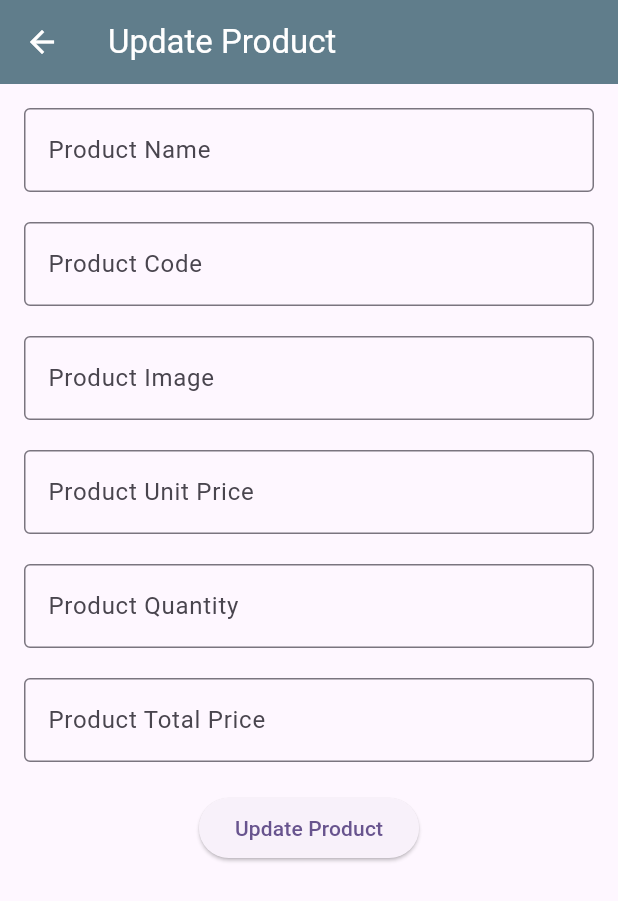
After one commit to mishad01/Flutter-State-Management-Provider-App, a Flutter app: the UpdateView screen opened directly, on a phone screen of 412 x 824 dp. The commit adds this screen. Shown: the top 901 px of the screen. Run offline on Flutter 3.47's test engine with Material 3 defaults, Android fonts, the phone set to English and light mode, and no system bars; our stand-ins replace carousel_slider, iconsax, sizer, sqflite; accounts and stored records are empty; network calls fail.

Commit message:
feat: Implement product add and delete functionality
This commit introduces the ability to add new products and delete existing ones. It also includes UI updates and new utility classes.

- **View Models:**
    - `AddProductViewModel`: Manages the state for adding products.
        - `addProduct(ProductModel product)`: Makes a POST request to create a new product and updates UI accordingly.
    - `DeleteProductViewModel`: Manages the state for deleting products.
        - `deleteProduct(String id)`: Makes a GET request to delete a product by its ID and updates UI.
- **UI (`HomePage`):**
    - Integrated `AddProductViewModel` to allow adding products via a `TextField` and "Add" button.
    - Integrated `DeleteProductViewModel` to enable deleting products with a delete icon button on each list item.
    - Added loading indicators for add and delete operations.
    - Displays success/error SnackBars for add and delete actions.
    - Updated `AppBar` to use `customAppBar` and navigate to `UpdateView` (placeholder for update functionality).
- **New UI (`UpdateView`):**
    - Added a new screen `UpdateView` with `TextFields` for product details, intended for future product update functionality.
- **Utilities:**
    - `custom_text_field.dart`: Created a reusable `customTextField` widget.
    - `custom_app_bar.dart`: Created a reusable `customAppBar` widget with optional action icon and navigation.
    - `navigation_utils.dart`: Added `NavigationUtils` class with static methods for `pushTo`, `pushReplacement`, and `pop` navigation.
- **App Configuration:**
    - `main.dart`: Added `AddProductViewModel` and `DeleteProductViewModel` to the `MultiProvider`.
    - `app.dart`: Set a global `InputDecorationTheme` to use `OutlineInputBorder`.
- **Styling:**
    - Added `SizedBox(height: 10)` for spacing in `HomePage`.
    - `HomePage`: Replaced static `AppBar` with `customAppBar`.
    - `UpdateView`: Uses `customTextField` for input fields.

```diff
--- a/rest_api_crud_app/lib/app.dart
+++ b/rest_api_crud_app/lib/app.dart
@@ -11,6 +11,9 @@ class RestApiCrudApp extends StatelessWidget {
         theme: ThemeData(
           colorScheme: ColorScheme.fromSeed(seedColor: Colors.deepPurple),
           useMaterial3: true,
+          inputDecorationTheme: InputDecorationTheme(
+            border: OutlineInputBorder(),
+          ),
         ),
         home: HomePage());
   }
--- a/rest_api_crud_app/lib/main.dart
+++ b/rest_api_crud_app/lib/main.dart
@@ -1,6 +1,8 @@
 import 'package:flutter/material.dart';
 import 'package:provider/provider.dart';
 import 'package:rest_api_crud_app/app.dart';
+import 'package:rest_api_crud_app/view_model/add_product_view_model.dart';
+import 'package:rest_api_crud_app/view_model/delete_product_view_model.dart';
 import 'package:rest_api_crud_app/view_model/get_product_view_model.dart';
 
 void main() {
@@ -8,6 +10,8 @@ void main() {
     MultiProvider(
       providers: [
         ChangeNotifierProvider(create: (context) => GetProductViewModel()),
+        ChangeNotifierProvider(create: (context) => AddProductViewModel()),
+        ChangeNotifierProvider(create: (context) => DeleteProductViewModel()),
       ],
       child: RestApiCrudApp(),
     ),
--- /dev/null
+++ b/rest_api_crud_app/lib/utils/custom_app_bar.dart
@@ -0,0 +1,27 @@
+import 'package:flutter/material.dart';
+import 'package:rest_api_crud_app/utils/navigation_utils.dart';
+
+AppBar customAppBar(
+  BuildContext context,
+  String? title, {
+  IconData? icon,
+  Widget? view,
+}) {
+  return AppBar(
+    backgroundColor: Colors.blueGrey,
+    iconTheme: IconThemeData(color: Colors.white),
+    title: Text(
+      title ?? "",
+      style: TextStyle(color: Colors.white),
+    ),
+    actions: [
+      if (icon != null)
+        IconButton(
+          onPressed: () {
+            NavigationUtils.pushTo(context, view!);
+          },
+          icon: Icon(icon),
+        ),
+    ],
+  );
+}
--- /dev/null
+++ b/rest_api_crud_app/lib/utils/custom_text_field.dart
@@ -0,0 +1,10 @@
+import 'package:flutter/material.dart';
+
+TextField customTextField(TextEditingController controller, String title) {
+  return TextField(
+    controller: controller,
+    decoration: InputDecoration(
+      label: Text(title),
+    ),
+  );
+}
--- /dev/null
+++ b/rest_api_crud_app/lib/view/update_view.dart
@@ -0,0 +1,48 @@
+import 'package:flutter/material.dart';
+import 'package:rest_api_crud_app/utils/custom_app_bar.dart';
+import 'package:rest_api_crud_app/utils/custom_text_field.dart';
+
+class UpdateView extends StatefulWidget {
+  const UpdateView({super.key});
+
+  @override
+  State<UpdateView> createState() => _UpdateViewState();
+}
+
+class _UpdateViewState extends State<UpdateView> {
+  @override
+  Widget build(BuildContext context) {
+    final productNameController = TextEditingController();
+    final productCodeController = TextEditingController();
+    final imgController = TextEditingController();
+    final unitPriceController = TextEditingController();
+    final qtyController = TextEditingController();
+    final totalPriceController = TextEditingController();
+    return Scaffold(
+      appBar: customAppBar(
+        context,
+        "Update Product",
+      ),
+      body: Padding(
+        padding: const EdgeInsets.all(16.0),
+        child: Column(
+          children: [
+            customTextField(productNameController, "Product Name"),
+            SizedBox(height: 20),
+            customTextField(productCodeController, "Product Code"),
+            SizedBox(height: 20),
+            customTextField(imgController, "Product Image"),
+            SizedBox(height: 20),
+            customTextField(unitPriceController, "Product Unit Price"),
+            SizedBox(height: 20),
+            customTextField(qtyController, "Product Quantity"),
+            SizedBox(height: 20),
+            customTextField(totalPriceController, "Product Total Price"),
+            SizedBox(height: 20),
+            ElevatedButton(onPressed: () {}, child: Text("Update Product")),
+          ],
+        ),
+      ),
+    );
+  }
+}
```
Also changed, not shown: rest_api_crud_app/lib/utils/navigation_utils.dart (added, +25 -0 lines), rest_api_crud_app/lib/view/home_page.dart (+97 -16 lines), rest_api_crud_app/lib/view_model/add_product_view_model.dart (+29 -0 lines), rest_api_crud_app/lib/view_model/delete_product_view_model.dart (+31 -0 lines).
